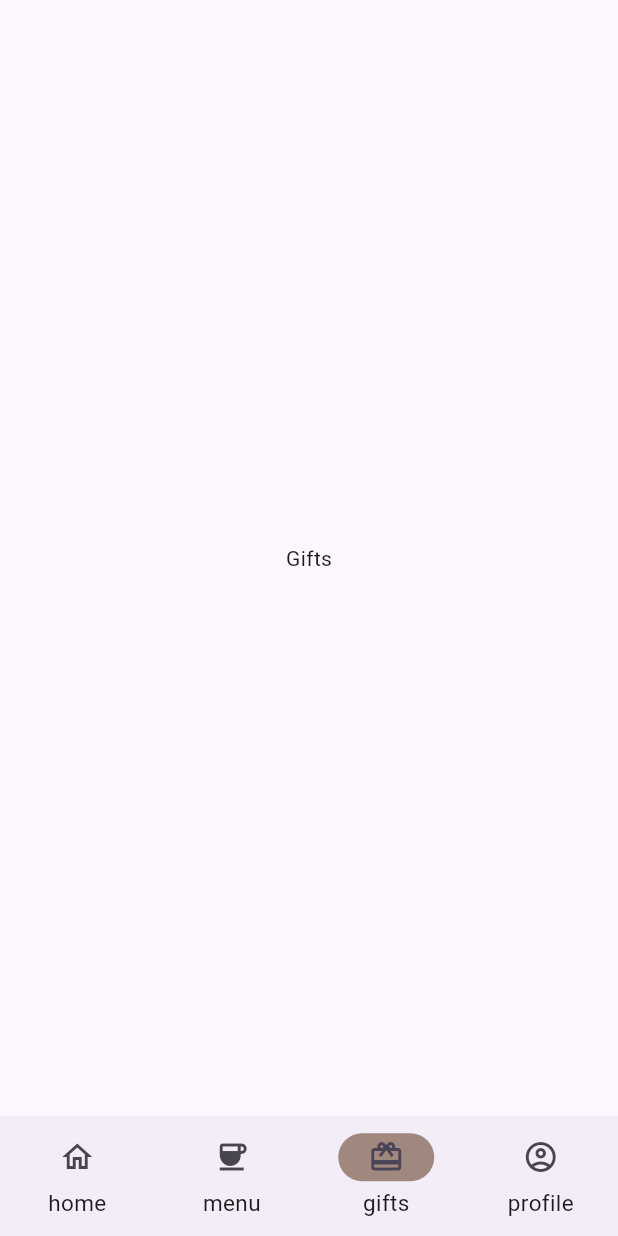
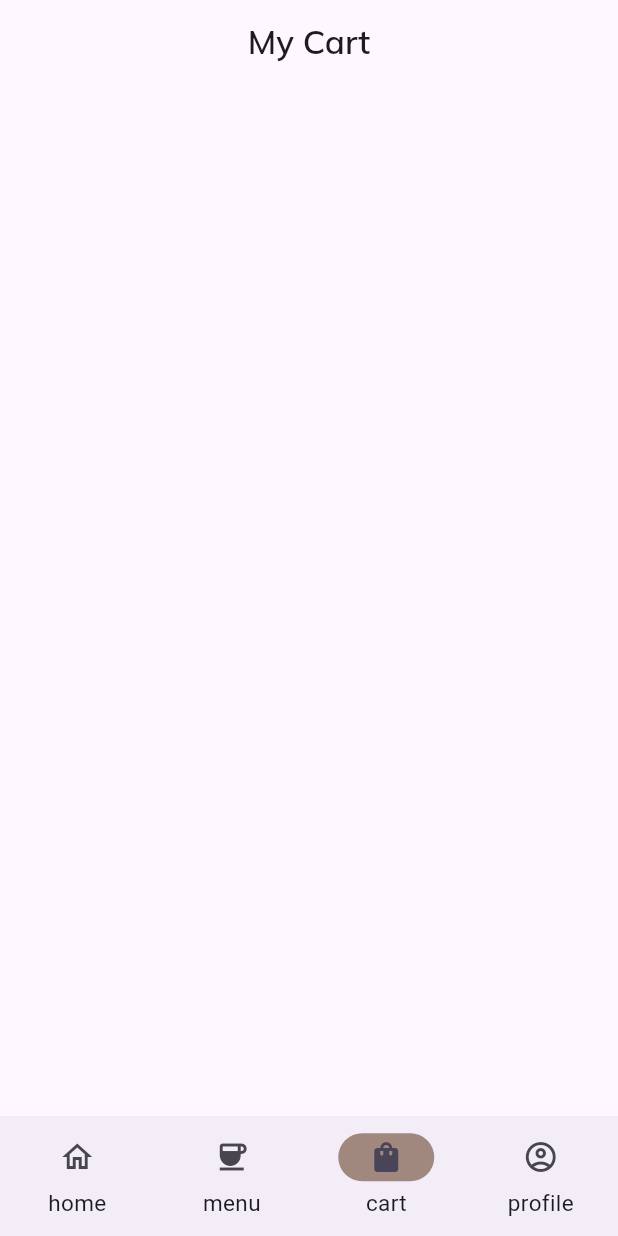
Before and after one commit to Emtee100/coffee-app, a Flutter app: the screen it shows after launch, item 3 of the bottom bar chosen, on a phone screen of 412 x 824 dp. Run offline on Flutter 3.47's test engine with Material 2 defaults, Android fonts, the phone set to English and light mode, and no system bars; our stand-ins replace font_awesome_flutter, google_fonts, smooth_page_indicator.

Commit message:
Cart completed

```diff
--- a/lib/models/coffee.dart
+++ b/lib/models/coffee.dart
@@ -1,8 +1,10 @@
 class Coffee{
   final String name;
   final double price;
+  late String size;
+  late double totalPrice;
   final String imageURL;
 
-  Coffee({required this.name, required this.price,required this.imageURL});
+  Coffee({required this.name, required this.price,required this.imageURL,});
 
 }
--- a/lib/models/coffeeshop.dart
+++ b/lib/models/coffeeshop.dart
@@ -45,7 +45,9 @@ class CoffeeShop with ChangeNotifier{
 
   // method of adding coffee to user selected list
 
-  void addCoffee(Coffee coffee){
+  void addCoffee(Coffee coffee, double totalPrice, String productSize){
+    coffee.totalPrice = totalPrice;
+    coffee.size = productSize;
     _selectedCoffee.add(coffee);
     notifyListeners();
   }
--- a/lib/screens/americano.dart
+++ b/lib/screens/americano.dart
@@ -296,7 +296,7 @@ class _AmeriacnoState extends State<Americano> {
                               ],
                             ),
                             GestureDetector(
-                              onTap: () => widget.store.addCoffee(widget.product),
+                              onTap: () => widget.store.addCoffee(widget.product, (widget.product.price * noOfCoffee), drinkSize[selectedSize]["text"]),
                               child: Container(
                                 padding: EdgeInsets.symmetric(vertical: 15, horizontal: 10),
                                 decoration: BoxDecoration(
--- a/lib/screens/expresso.dart
+++ b/lib/screens/expresso.dart
@@ -295,7 +295,7 @@ class _ExpressoState extends State<Expresso> {
                               ],
                             ),
                             GestureDetector(
-                              onTap: () => widget.store.addCoffee(widget.product),
+                              onTap: () => widget.store.addCoffee(widget.product, (widget.product.price * noOfCoffee), drinkSize[selectedSize]["text"]),
                               child: Container(
                                 padding: EdgeInsets.symmetric(vertical: 15, horizontal: 10),
                                 decoration: BoxDecoration(
--- a/lib/screens/firstscreen.dart
+++ b/lib/screens/firstscreen.dart
@@ -1,5 +1,5 @@
 import 'package:coffee_shop/models/coffeeshop.dart';
-import 'package:coffee_shop/screens/gifts.dart';
+import 'package:coffee_shop/screens/cart.dart';
 import 'package:coffee_shop/screens/homepage.dart';
 import 'package:coffee_shop/screens/menu.dart';
 import 'package:coffee_shop/screens/profile.dart';
@@ -18,7 +18,7 @@ class _FirstScreenState extends State<FirstScreen> {
   int selectedTab = 0;
   @override
   Widget build(BuildContext context) {
-    List screens = const [MyHomePage(), Menu(), Gifts(), Profile()];
+    List screens = const [MyHomePage(), Menu(), Cart(), Profile()];
     return ChangeNotifierProvider(
       create: (context) => CoffeeShop(),
       child: Scaffold(
@@ -41,7 +41,9 @@ class _FirstScreenState extends State<FirstScreen> {
                       label: "home"),
                   NavigationDestination(icon: Icon(Icons.coffee), label: "menu"),
                   NavigationDestination(
-                      icon: Icon(Icons.card_giftcard), label: "gifts"),
+                      icon: Icon(Icons.shopping_bag_outlined),
+                      selectedIcon: Icon(Icons.shopping_bag_rounded),
+                       label: "cart"),
                   NavigationDestination(
                       icon: Icon(Icons.account_circle_outlined),
                       selectedIcon: Icon(Icons.account_circle_rounded),
--- a/lib/screens/flatWhite.dart
+++ b/lib/screens/flatWhite.dart
@@ -295,7 +295,7 @@ class _FlatWhiteState extends State<FlatWhite> {
                               ],
                             ),
                             GestureDetector(
-                              onTap: () => widget.store.addCoffee(widget.product),
+                              onTap: () => widget.store.addCoffee(widget.product, (widget.product.price * noOfCoffee), drinkSize[selectedSize]["text"]),
                               child: Container(
                                 padding: const EdgeInsets.symmetric(vertical: 15, horizontal: 10),
                                 decoration: BoxDecoration(
--- a/lib/screens/gifts.dart
+++ /dev/null
@@ -1,17 +0,0 @@
-import 'package:flutter/material.dart';
-
-class Gifts extends StatefulWidget {
-  const Gifts({super.key});
-
-  @override
-  State<Gifts> createState() => _GiftsState();
-}
-
-class _GiftsState extends State<Gifts> {
-  @override
-  Widget build(BuildContext context) {
-    return Scaffold(
-      body: Center(child: Text("Gifts"),),
-    );
-  }
-}
--- a/lib/screens/icedCoffee.dart
+++ b/lib/screens/icedCoffee.dart
@@ -295,7 +295,7 @@ class _IcedCoffeeState extends State<IcedCoffee> {
                               ],
                             ),
                             GestureDetector(
-                              onTap: () => widget.store.addCoffee(widget.product),
+                              onTap: () => widget.store.addCoffee(widget.product, (widget.product.price * noOfCoffee), drinkSize[selectedSize]["text"]),
                               child: Container(
                                 padding: EdgeInsets.symmetric(vertical: 15, horizontal: 10),
                                 decoration: BoxDecoration(
--- a/lib/screens/latte.dart
+++ b/lib/screens/latte.dart
@@ -295,7 +295,7 @@ class _LatteState extends State<Latte> {
                               ],
                             ),
                             GestureDetector(
-                              onTap: () => widget.store.addCoffee(widget.product),
+                              onTap: () => widget.store.addCoffee(widget.product, (widget.product.price * noOfCoffee), drinkSize[selectedSize]["text"]),
                               child: Container(
                                 padding: EdgeInsets.symmetric(vertical: 15, horizontal: 10),
                                 decoration: BoxDecoration(
--- a/lib/screens/macchiato.dart
+++ b/lib/screens/macchiato.dart
@@ -297,7 +297,7 @@ class _MacchiatoState extends State<Macchiato> {
                             ],
                           ),
                           GestureDetector(
-                            onTap: () => widget.store.addCoffee(widget.product),
+                            onTap: () => widget.store.addCoffee(widget.product, (widget.product.price * noOfCoffee), drinkSize[selectedSize]["text"]),
                             child: Container(
                                 padding: EdgeInsets.symmetric(
                                     vertical: 15, horizontal: 10),
```
Also changed, not shown: lib/components/appbar.dart (+13 -6 lines), lib/screens/cart.dart (added, +105 -0 lines).
